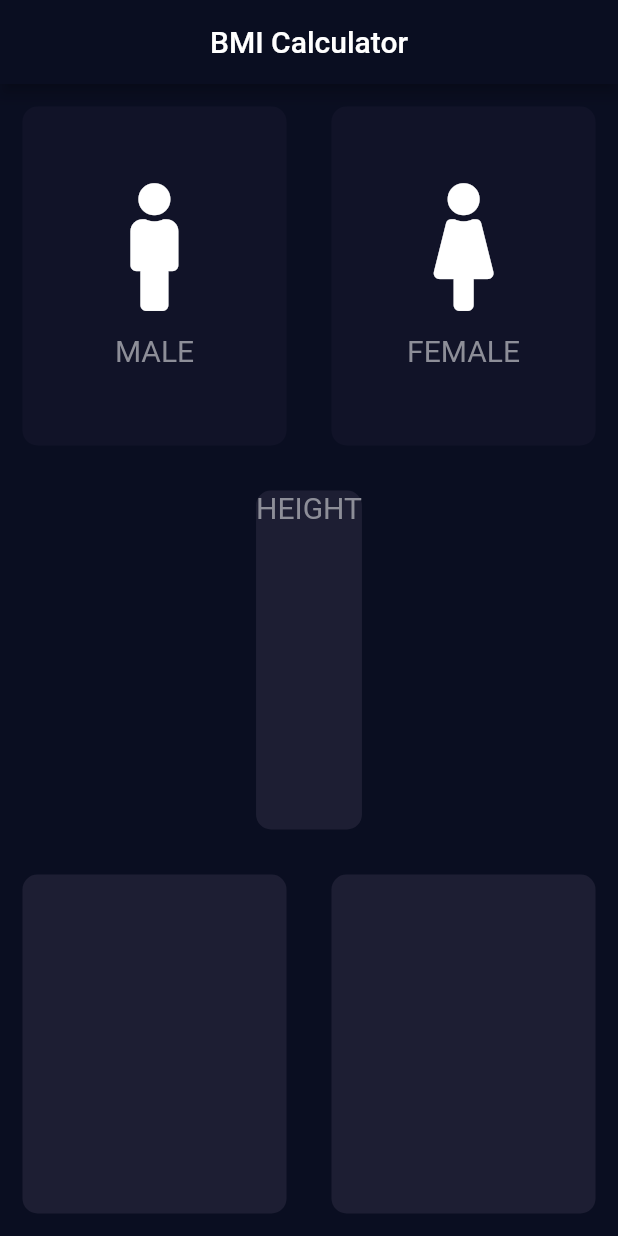
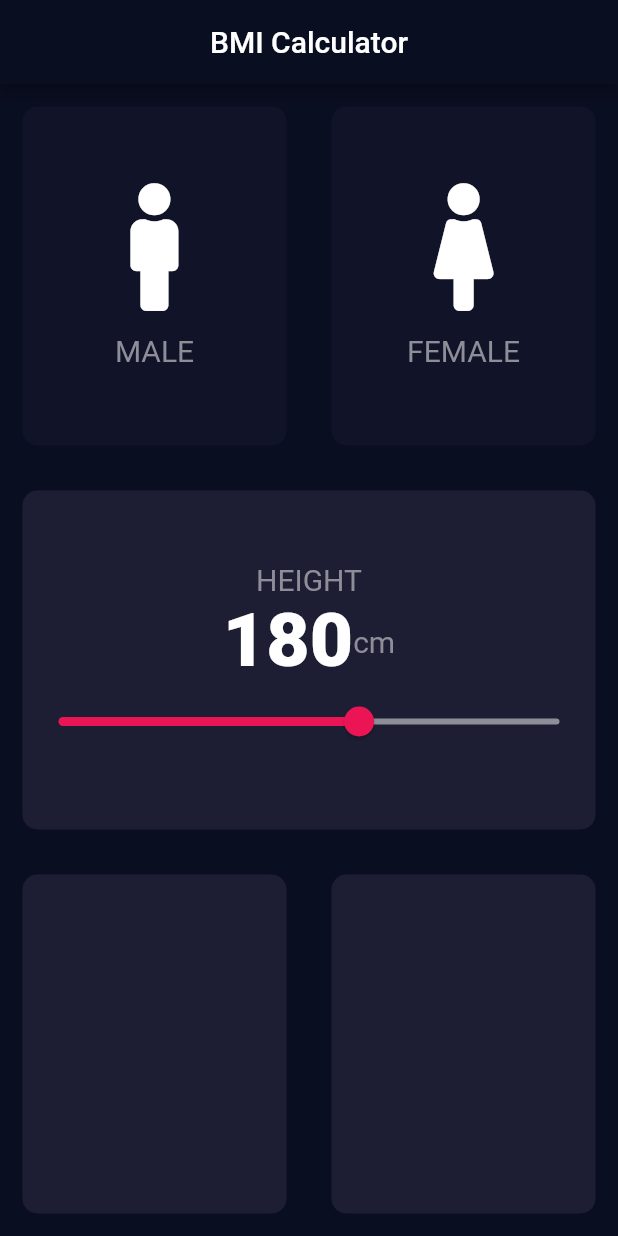
Before and after one commit to ahmeriqbal7aa/bmi_calculator, a Flutter app: the screen it shows after launch, on a phone screen of 412 x 824 dp. Run offline on Flutter 3.47's test engine with Material 2 defaults, Android fonts, the phone set to English and light mode, and no system bars; our stand-ins replace font_awesome_flutter.

Commit message:
Set layout and add Slider

```diff
--- a/lib/InputPage.dart
+++ b/lib/InputPage.dart
@@ -24,6 +24,8 @@ class InputPage extends StatefulWidget {
 class _InputPageState extends State<InputPage> {
   //TODO here we define variable of enum type
   Gender selectGender;
+  //TODO Define Slider Variable
+  int sliderHeight = 180;
   // Color maleColor = deActiveColor;
   // Color femaleColor = deActiveColor;
   // //TODO we made a function for updating gender's color
@@ -47,6 +49,7 @@ class _InputPageState extends State<InputPage> {
       ),
       //TODO Body
       body: Column(
+        crossAxisAlignment: CrossAxisAlignment.stretch,
         children: [
           //TODO Row 1
           Expanded(
@@ -99,11 +102,41 @@ class _InputPageState extends State<InputPage> {
             child: new RepeatContainerCode(
               colors: Color(0xFF1D1E33),
               cardWidget: Column(
+                mainAxisAlignment: MainAxisAlignment.center,
                 children: [
                   Text(
                     'HEIGHT',
                     //TODO Access "ConstantFile" Functionality
                     style: LabelStyle,
+                  ),
+                  Row(
+                    mainAxisAlignment: MainAxisAlignment.center,
+                    children: [
+                      Text(
+                        //convert int to string as "toString()"
+                        sliderHeight.toString(),
+                        //TODO Access "ConstantFile" functionality
+                        style: NumberStyle,
+                      ),
+                      Text(
+                        'cm',
+                        //TODO Access "ConstantFile" functionality
+                        style: LabelStyle,
+                      ),
+                    ],
+                  ),
+                  //TODO Add Slider
+                  Slider(
+                    value: sliderHeight.toDouble(),
+                    min: 120.0,
+                    max: 220.0,
+                    activeColor: Color(0xFFEB1555),
+                    inactiveColor: Color(0xFF8D8E98),
+                    onChanged: (double newValue) {
+                      setState(() {
+                        sliderHeight = newValue.round();
+                      });
+                    },
                   )
                 ],
               ),
```
